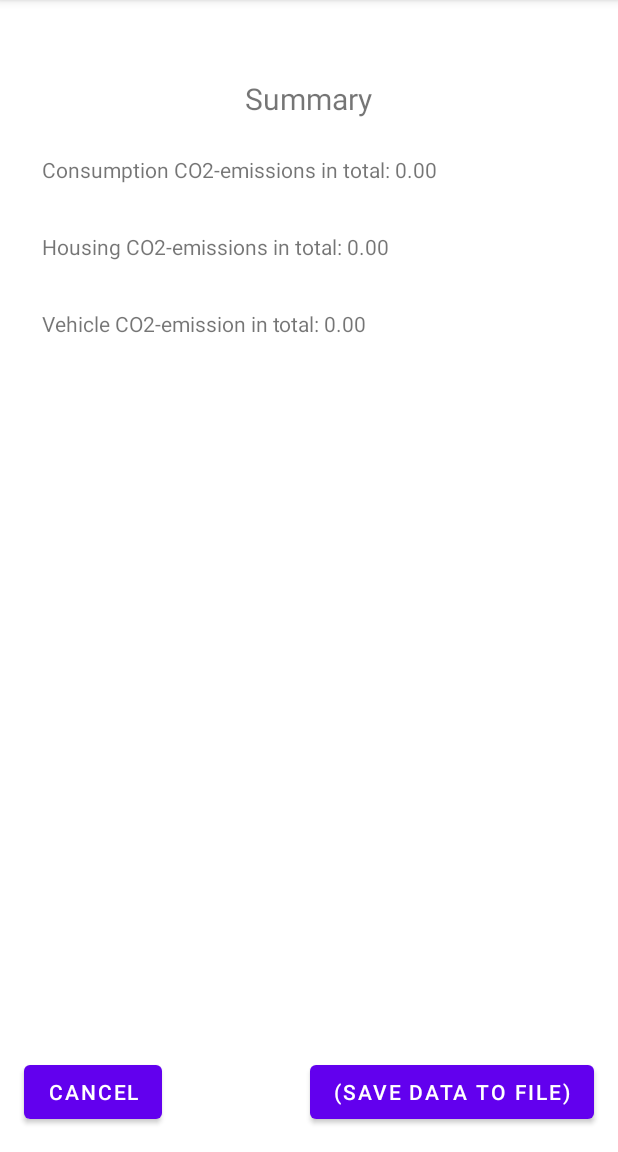
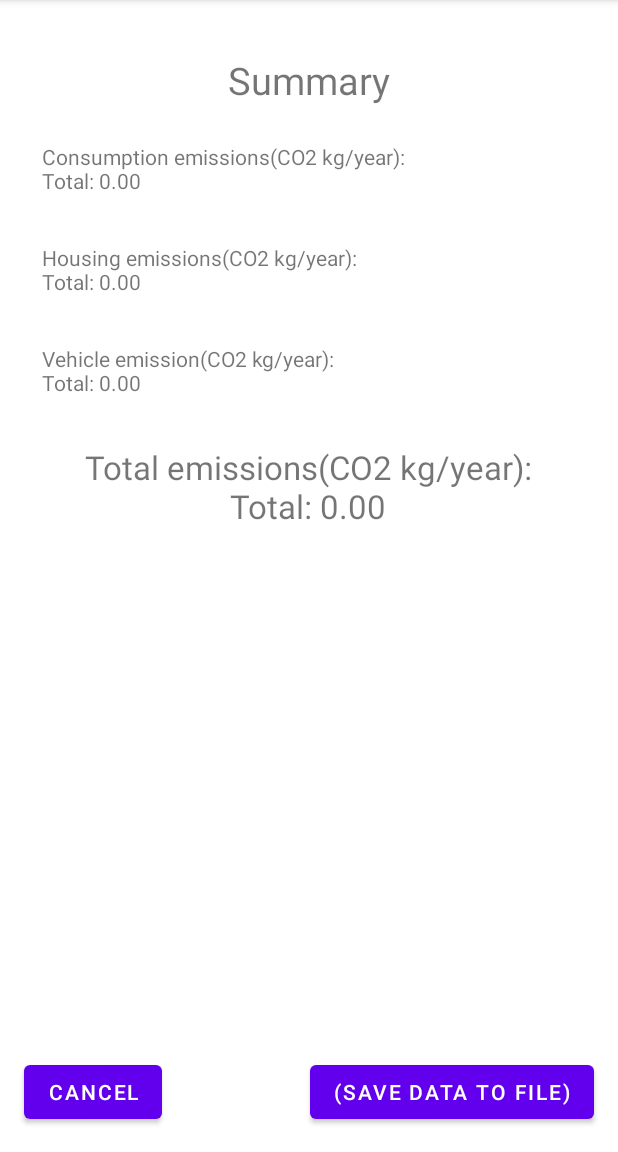
Before and after one commit to MiroRahkonen/harkkatyo, an Android app: the SummaryActivity screen opened directly, with no data from a screen before it, on a phone screen of 412 x 824 dp, the part 84-1236 px from its top. Run offline under Robolectric (Android 15) with nearby library versions, the phone set to English and light mode, and no system bars.

Commit message:
Summarya

```diff
--- a/app/src/main/java/com/example/harkkatyo/SummaryActivity.java
+++ b/app/src/main/java/com/example/harkkatyo/SummaryActivity.java
@@ -7,14 +7,13 @@ import android.os.Bundle;
 import android.view.View;
 import android.widget.TextView;
 import android.widget.Toast;
-import java.text.DecimalFormat;
 
 public class SummaryActivity extends AppCompatActivity {
 
     Consumption consumptionData;
     Housing housingData;
     Vehicle vehicleData;
-    TextView textView_ConsumptionResult,textView_HousingResult,textView_VehicleResult;
+    TextView textView_ConsumptionResult,textView_HousingResult,textView_VehicleResult,textView_SummaryTotal;
 
     @Override
     protected void onCreate(Bundle savedInstanceState) {
@@ -27,6 +26,7 @@ public class SummaryActivity extends AppCompatActivity {
         textView_ConsumptionResult = findViewById(R.id.textView_SummaryConsumption);
         textView_HousingResult = findViewById(R.id.textView_SummaryHousing);
         textView_VehicleResult = findViewById(R.id.textView_SummaryVehicle);
+        textView_SummaryTotal = findViewById(R.id.textView_SummaryTotal);
         setSummaries();
     }
 
@@ -36,14 +36,17 @@ public class SummaryActivity extends AppCompatActivity {
     }
 
     public void setSummaries(){
+        double doubleTotal = consumptionData.getConsumptionTotal()+housingData.getResult()+vehicleData.getResult();
         String consumptionTotal = String.format("%.2f",consumptionData.getConsumptionTotal());
         String housingTotal = String.format("%.2f",housingData.getResult());
         String vehicleTotal = String.format("%.2f",vehicleData.getResult());
+        String allTotal = String.format("%.2f",doubleTotal);
 
 
-        textView_ConsumptionResult.setText("Consumption CO2-emissions in total: " + consumptionTotal);
-        textView_HousingResult.setText("Housing CO2-emissions in total: " + housingTotal);
-        textView_VehicleResult.setText("Vehicle CO2-emission in total: " + vehicleTotal);
+        textView_ConsumptionResult.setText("Consumption emissions(CO2 kg/year):\nTotal: " + consumptionTotal);
+        textView_HousingResult.setText("Housing emissions(CO2 kg/year):\nTotal: " + housingTotal);
+        textView_VehicleResult.setText("Vehicle emission(CO2 kg/year):\nTotal: " + vehicleTotal);
+        textView_SummaryTotal.setText("Total emissions(CO2 kg/year):\nTotal: "+allTotal);
     }
 
     public void cancel(View v){
--- a/app/src/main/res/layout/activity_summary.xml
+++ b/app/src/main/res/layout/activity_summary.xml
@@ -10,9 +10,9 @@
         android:id="@+id/textView7"
         android:layout_width="wrap_content"
         android:layout_height="wrap_content"
-        android:layout_marginTop="52dp"
-        android:text="Summary"
-        android:textSize="20sp"
+        android:layout_marginTop="36dp"
+        android:text="@string/summary"
+        android:textSize="25sp"
         app:layout_constraintEnd_toEndOf="parent"
         app:layout_constraintStart_toStartOf="parent"
         app:layout_constraintTop_toTopOf="parent" />
@@ -69,4 +69,17 @@
         app:layout_constraintStart_toStartOf="parent"
         app:layout_constraintTop_toBottomOf="@+id/textView_SummaryHousing" />
 
+    <TextView
+        android:id="@+id/textView_SummaryTotal"
+        android:layout_width="wrap_content"
+        android:layout_height="wrap_content"
+        android:layout_marginTop="32dp"
+        android:gravity="center"
+        android:text="TextView"
+        android:textSize="22sp"
+        app:layout_constraintEnd_toEndOf="parent"
+        app:layout_constraintHorizontal_bias="0.495"
+        app:layout_constraintStart_toStartOf="parent"
+        app:layout_constraintTop_toBottomOf="@+id/textView_SummaryVehicle" />
+
 </androidx.constraintlayout.widget.ConstraintLayout>
--- a/app/src/main/res/values/strings.xml
+++ b/app/src/main/res/values/strings.xml
@@ -48,4 +48,6 @@
     <string name="login">Login</string>
     <string name="new_account">Create a new Account</string>
     <string name="confirm">Confirm</string>
+    <string name="summary">Summary</string>
+
 </resources>
```
